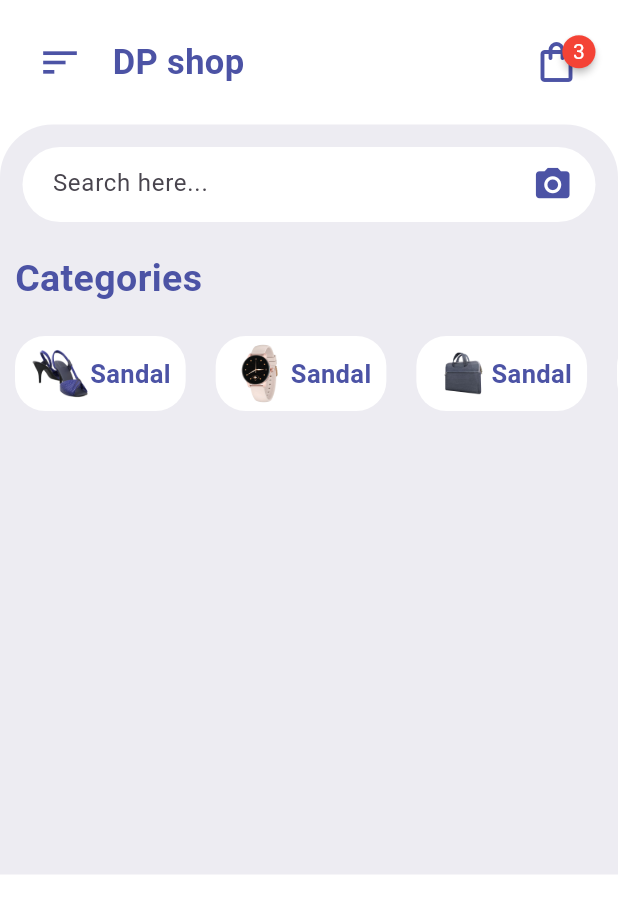
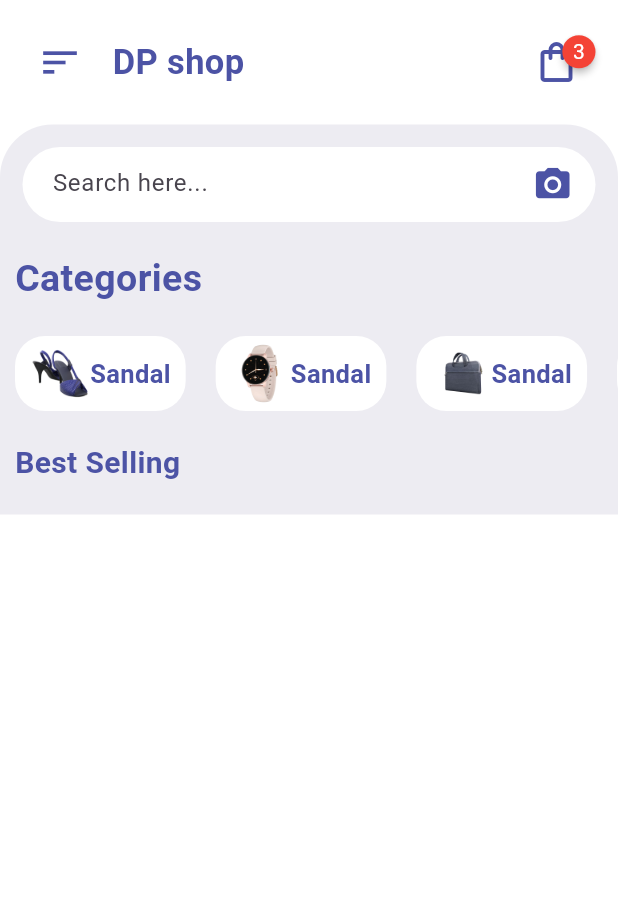
Before and after one commit to mcalisadeghi/Shopping_App_UI_Design, a Flutter app: the screen it shows after launch, on a phone screen of 412 x 824 dp. Shown: the top 913 px of the screen. Run offline on Flutter 3.47's test engine with Material 2 defaults, Android fonts, the phone set to English and light mode, and no system bars; drawn by our look-alikes of badges.

```diff
--- a/lib/screan/home_page.dart
+++ b/lib/screan/home_page.dart
@@ -21,7 +21,7 @@ class _ShoppingAppState extends State<ShoppingApp> {
         children: <Widget>[
           const HomePageAppBar(), // Display the custom app bar
           Container(
-            height: 500,
+            // height: 500,
             padding: const EdgeInsets.only(
               top: 15,
             ),
@@ -100,6 +100,24 @@ class _ShoppingAppState extends State<ShoppingApp> {
                 // Add CategoriesWidget here if available
                 //categories
                 const CategoriesWidget(),
+                Container(
+                  alignment: Alignment.centerLeft,
+                  margin: const EdgeInsets.symmetric(
+                    vertical: 20,
+                    horizontal: 10,
+                  ),
+                  child: const Text(
+                    'Best Selling',
+                    style: TextStyle(
+                      fontSize: 20,
+                      fontWeight: FontWeight.bold,
+                      color: Color(
+                        0xFF4C53A5,
+                      ),
+                    ),
+                  ),
+                ),
+                //Item widget
               ],
             ),
           ),
```
